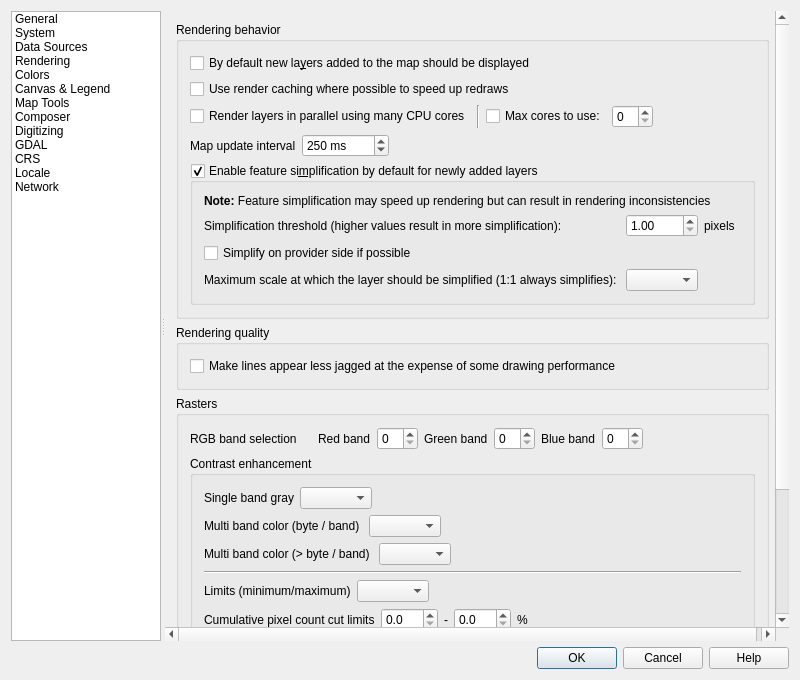
Before: the Qt Designer form src/ui/qgsoptionsbase.ui in kadas-albireo/kadas-albireo, drawn with Qt 5.
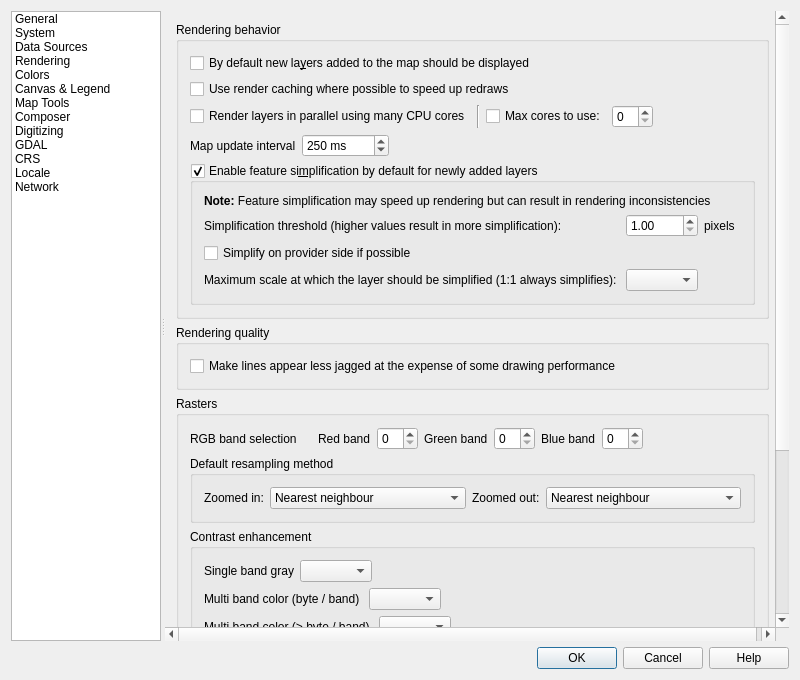
After: the same form once the commit is applied. The open tabs and pages were chosen to show the change. Icons and pictures are not drawn. Custom widgets are drawn as their Qt base class.

Commit message: Add option to set default raster resampling method

Patch:
```diff
--- a/src/ui/qgsoptionsbase.ui
+++ b/src/ui/qgsoptionsbase.ui
@@ -1749,7 +1749,7 @@
                 <x>0</x>
                 <y>0</y>
                 <width>682</width>
-                <height>767</height>
+                <height>836</height>
                </rect>
               </property>
               <layout class="QVBoxLayout" name="verticalLayout_29">
@@ -2079,6 +2079,74 @@
                     </layout>
                    </widget>
                   </item>
+                  <item>
+                   <widget class="QGroupBox" name="groupBox_25">
+                    <property name="title">
+                     <string>Default resampling method</string>
+                    </property>
+                    <layout class="QHBoxLayout" name="horizontalLayout_8">
+                     <item>
+                      <widget class="QLabel" name="label_45">
+                       <property name="sizePolicy">
+                        <sizepolicy hsizetype="Maximum" vsizetype="Preferred">
+                         <horstretch>0</horstretch>
+                         <verstretch>0</verstretch>
+                        </sizepolicy>
+                       </property>
+                       <property name="text">
+                        <string>Zoomed in:</string>
+                       </property>
+                      </widget>
+                     </item>
+                     <item>
+                      <widget class="QComboBox" name="comboBoxRasterDownsampling">
+                       <item>
+                        <property name="text">
+                         <string>Nearest neighbour</string>
+                        </property>
+                       </item>
+                       <item>
+                        <property name="text">
+                         <string>Biliniear</string>
+                        </property>
+                       </item>
+                       <item>
+                        <property name="text">
+                         <string>Cubic</string>
+                        </property>
+                       </item>
+                      </widget>
+                     </item>
+                     <item>
+                      <widget class="QLabel" name="label_44">
+                       <property name="sizePolicy">
+                        <sizepolicy hsizetype="Maximum" vsizetype="Preferred">
+                         <horstretch>0</horstretch>
+                         <verstretch>0</verstretch>
+                        </sizepolicy>
+                       </property>
+                       <property name="text">
+                        <string>Zoomed out:</string>
+                       </property>
+                      </widget>
+                     </item>
+                     <item>
+                      <widget class="QComboBox" name="comboBoxRasterUpsampling">
+                       <item>
+                        <property name="text">
+                         <string>Nearest neighbour</string>
+                        </property>
+                       </item>
+                       <item>
+                        <property name="text">
+                         <string>Average</string>
+                        </property>
+                       </item>
+                      </widget>
+                     </item>
+                    </layout>
+                   </widget>
+                  </item>
                   <item>
                    <widget class="QGroupBox" name="groupBox_17">
                     <property name="title">
```
Left out of the diff: 34 changed lines with no effect on the pictures. The commit also changes 4 other files.
